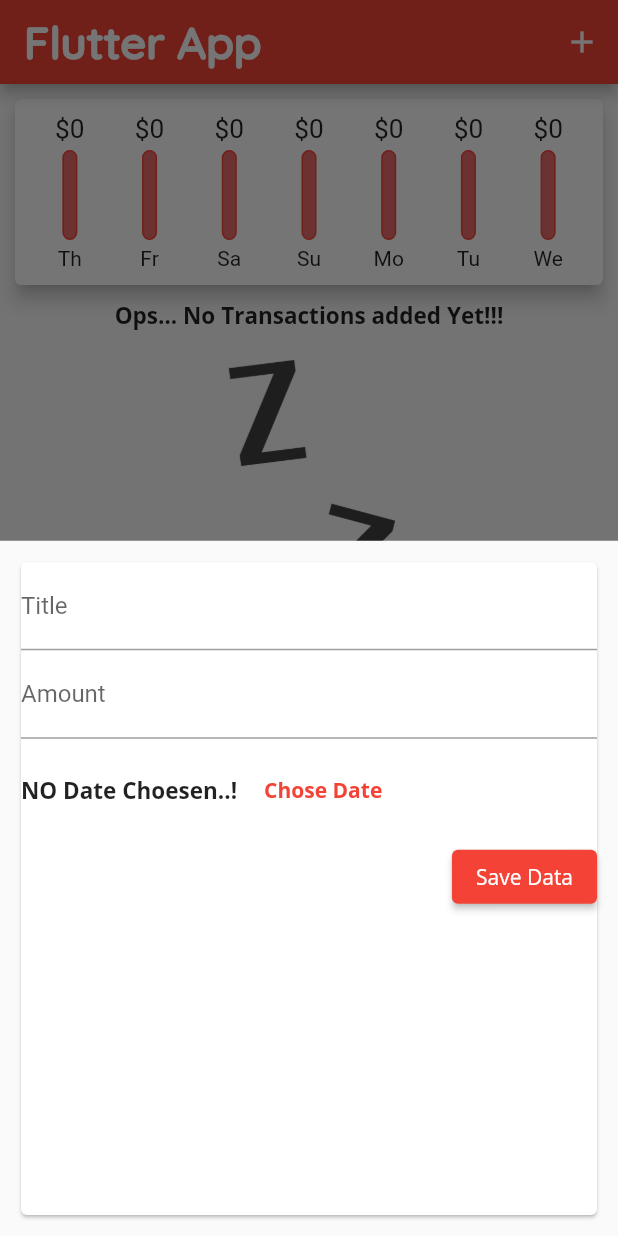
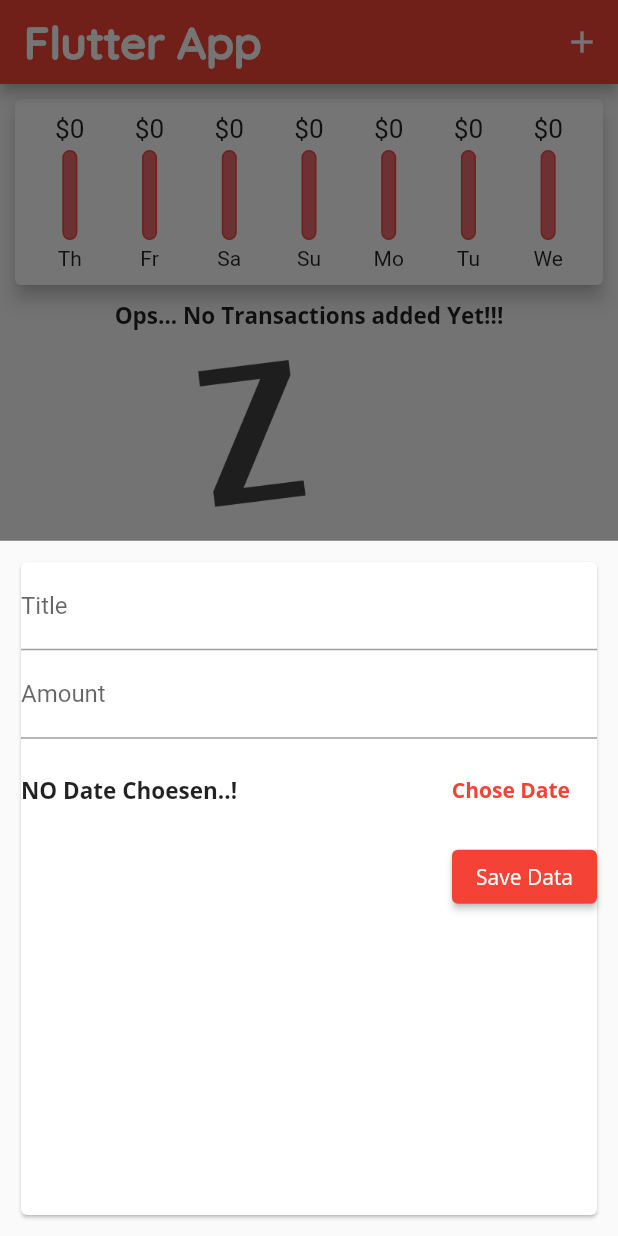
Before and after one commit to mrZAIN-ALI/Expence-Management-App, a Flutter app: the screen it shows after launch, after a tap on the "add" icon, on a phone screen of 412 x 824 dp. Run offline on Flutter 3.47's test engine with Material 2 defaults, Android fonts, the phone set to English and light mode, and no system bars; missing offline and left inert: dart:ffi.

Commit message:
Final Polishing

```diff
--- a/lib/new_transactions.dart
+++ b/lib/new_transactions.dart
@@ -38,14 +38,14 @@ class _NewTransactionState extends State<NewTransaction> {
     final enteredTitle = titleController.text;
     double enteredAmount = 0.0;
 
-    if (!amountController.text.isEmpty) {
+    if (!amountController.text.isEmpty ) {
       enteredAmount = double.parse(amountController.text);
     }
 
-    if (enteredTitle.isEmpty || enteredAmount <= 0) {
+    if (enteredTitle.isEmpty || enteredAmount <= 0 || _pickedDate==null) {
       return;
     }
-    widget.addTx(enteredTitle, enteredAmount);
+    widget.addTx(enteredTitle, enteredAmount,_pickedDate);
     Navigator.of(context).pop();
   }
 
@@ -79,8 +79,11 @@ class _NewTransactionState extends State<NewTransaction> {
             ),
             Row(
               children: [
-                Text( _pickedDate==null ? "NO Date Choesen..!" : "Chosed Dat ${DateFormat.yMd().format(_pickedDate)}",
-                    style: Theme.of(context).textTheme.headline6),
+                Expanded(
+
+                  child: Text( _pickedDate==null ? "NO Date Choesen..!" : "Chosed date:  ${DateFormat.yMd().format(_pickedDate!)}",
+                      style: Theme.of(context).textTheme.headline6),
+                ),
                 Container(
                   margin: EdgeInsets.symmetric(horizontal: 10),
                   child: TextButton(
--- a/lib/transactionList.dart
+++ b/lib/transactionList.dart
@@ -4,13 +4,14 @@ import 'package:intl/intl.dart';
 
 class TransactionList extends StatelessWidget {
   late List<Transation> transations;
-  TransactionList(this.transations);
+  late Function delteTx;
+  TransactionList(this.transations,this.delteTx);
 
   @override
   Widget build(BuildContext context) {
     return
     Container(
-      height: 300,
+      height: 400,
         child: transations.isEmpty ? Column(
           children: <Widget>[
             Text("Ops... No Transactions added Yet!!!" ,
@@ -48,6 +49,8 @@ class TransactionList extends StatelessWidget {
                 ),
 
                 subtitle: Text(DateFormat.yMMMd().format(transations[index].date)),
+
+                trailing: IconButton(onPressed:() => delteTx(transations[index].id,) , icon: Icon(Icons.delete)),
               ),
             );
 
```
Also changed, not shown: lib/main.dart (+9 -3 lines), pubspec.lock.
